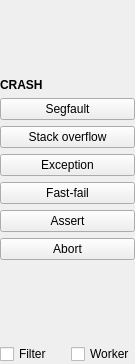
Above: src/crashpane.ui from jpnurmi/sentry-playground before the change. Below: the same form after it.
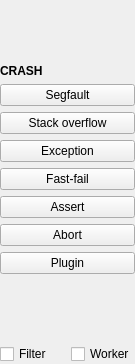
That is the form after the change.

```diff
--- a/src/crashpane.ui
+++ b/src/crashpane.ui
@@ -88,6 +88,13 @@
      </property>
     </widget>
    </item>
+   <item>
+    <widget class="QPushButton" name="pluginButton">
+     <property name="text">
+      <string>Plugin</string>
+     </property>
+    </widget>
+   </item>
    <item>
     <spacer name="leftBottomSpacer">
      <property name="orientation">
```
